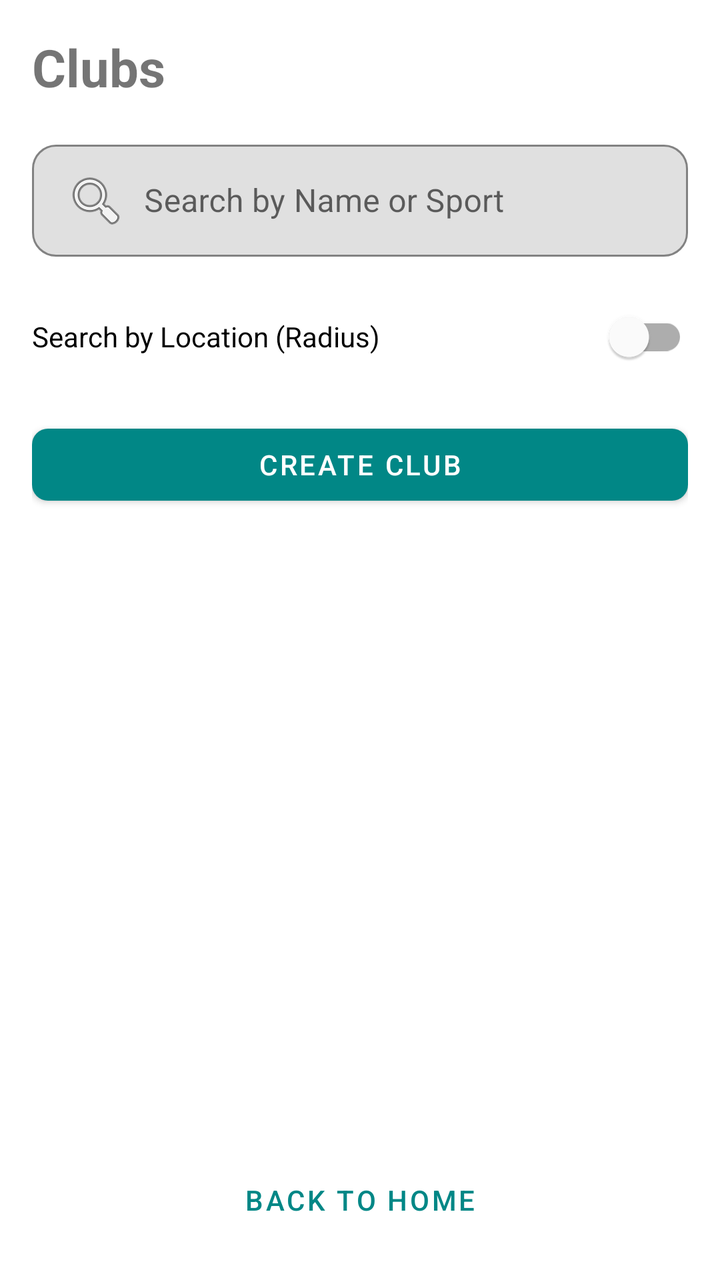
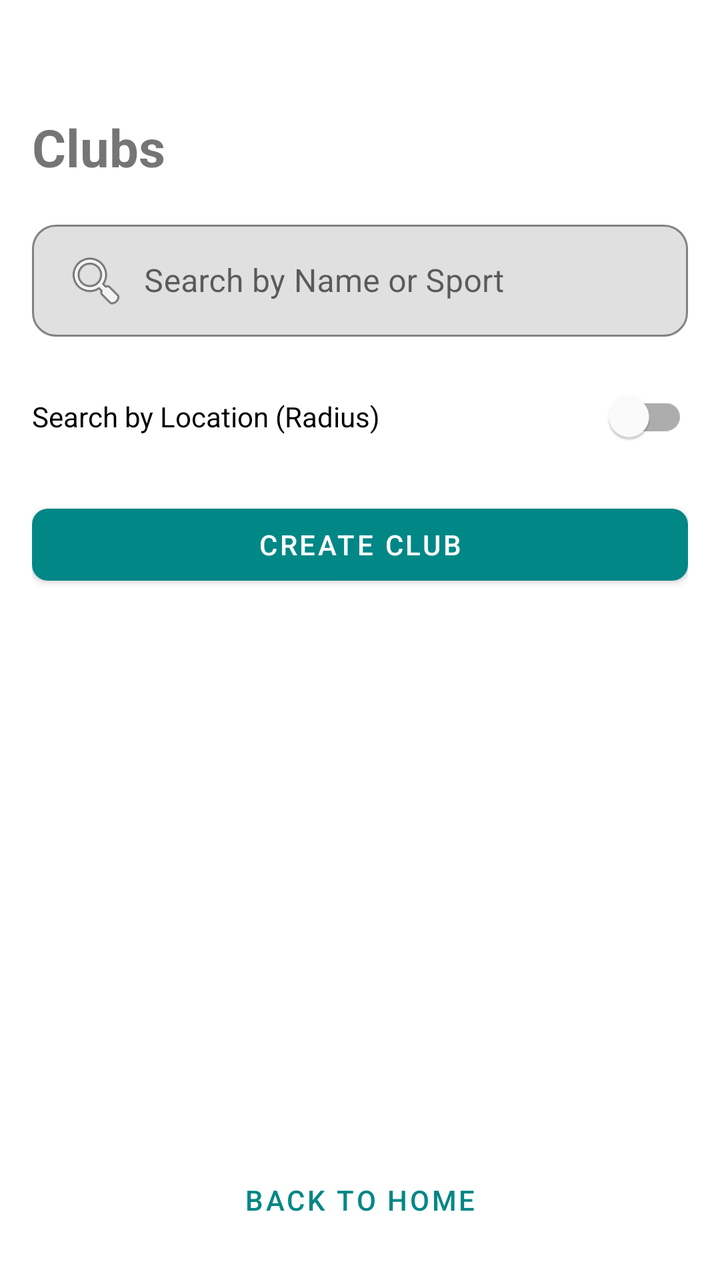

An Android layout rendered at two revisions. The XML below is the earlier revision; the diff shows what the commit changed to produce the second picture.
<!-- AndroidManifest.xml: application theme Theme.NetWork -->
<!-- res/layout/activity_club_list.xml -->
<?xml version="1.0" encoding="utf-8"?>
<LinearLayout
    xmlns:android="http://schemas.android.com/apk/res/android"
    xmlns:app="http://schemas.android.com/apk/res-auto"
    android:orientation="vertical"
    android:padding="16dp"
    android:layout_width="match_parent"
    android:layout_height="match_parent">

    <TextView
        android:text="Clubs"
        android:textSize="26sp"
        android:textStyle="bold"
        android:layout_width="wrap_content"
        android:layout_height="wrap_content"
        android:layout_marginBottom="16dp"/>

    <com.google.android.material.textfield.TextInputLayout
        android:layout_width="match_parent"
        android:layout_height="wrap_content"
        app:boxCornerRadiusTopStart="12dp"
        app:boxCornerRadiusTopEnd="12dp"
        app:boxCornerRadiusBottomStart="12dp"
        app:boxCornerRadiusBottomEnd="12dp"
        app:boxBackgroundMode="outline"
        android:layout_marginBottom="16dp">

        <com.google.android.material.textfield.TextInputEditText
            android:id="@+id/searchClubField"
            android:layout_width="match_parent"
            android:layout_height="wrap_content"
            android:hint="Search by Name or Sport"
            android:inputType="text"
            android:drawableStart="@android:drawable/ic_menu_search"
            android:drawablePadding="8dp"
            android:paddingStart="16dp"
            android:paddingEnd="16dp"
            android:paddingTop="12dp"
            android:paddingBottom="12dp"/>
    </com.google.android.material.textfield.TextInputLayout>

    <LinearLayout
        android:id="@+id/locationSearchContainer"
        android:layout_width="match_parent"
        android:layout_height="wrap_content"
        android:orientation="vertical"
        android:paddingTop="8dp"
        android:paddingBottom="8dp"
        android:background="@drawable/card_bg"
        android:elevation="2dp"
        android:layout_marginBottom="16dp"
        android:visibility="gone"> 

        <TextView
            android:layout_width="wrap_content"
            android:layout_height="wrap_content"
            android:text="Location Search Settings"
            android:textStyle="bold"
            android:textColor="#212121"
            android:layout_marginStart="16dp"
            android:layout_marginBottom="8dp"/>

        
        <com.google.android.material.textfield.TextInputLayout
            android:layout_width="match_parent"
            android:layout_height="wrap_content"
            android:layout_marginStart="16dp"
            android:layout_marginEnd="16dp"
            app:suffixText="km"
            app:boxBackgroundMode="filled"
            app:boxCornerRadiusTopStart="8dp"
            app:boxCornerRadiusTopEnd="8dp">

            <com.google.android.material.textfield.TextInputEditText
                android:id="@+id/radiusField"
                android:layout_width="match_parent"
                android:layout_height="wrap_content"
                android:hint="Search Radius"
                android:inputType="numberDecimal"
                android:text="10" />
        </com.google.android.material.textfield.TextInputLayout>

        
        <TextView
            android:id="@+id/locationStatusText"
            android:layout_width="wrap_content"
            android:layout_height="wrap_content"
            android:text="Location: Unknown"
            android:textColor="#757575"
            android:textSize="12sp"
            android:layout_marginStart="16dp"
            android:layout_marginTop="8dp"/>

    </LinearLayout>

    <com.google.android.material.switchmaterial.SwitchMaterial
        android:id="@+id/locationSearchToggle"
        android:layout_width="match_parent"
        android:layout_height="wrap_content"
        android:text="Search by Location (Radius)"
        android:checked="false"
        android:layout_marginBottom="16dp"/>

    <com.google.android.material.button.MaterialButton
        android:id="@+id/createClubBtn"
        android:text="CREATE CLUB"
        android:layout_width="match_parent"
        android:layout_height="wrap_content"
        app:cornerRadius="8dp"
        android:layout_marginBottom="12dp"/>

    <androidx.recyclerview.widget.RecyclerView
        android:id="@+id/clubRecycler"
        android:layout_width="match_parent"
        android:layout_height="0dp"
        android:layout_weight="1"/>

    <com.google.android.material.button.MaterialButton
        android:id="@+id/backBtn"
        android:text="BACK TO HOME"
        android:layout_width="match_parent"
        android:layout_height="wrap_content"
        app:cornerRadius="8dp"
        style="@style/Widget.MaterialComponents.Button.TextButton"
        android:layout_marginTop="12dp"/>

</LinearLayout>
<!-- resources referenced by this layout -->
<resources>
  <!-- drawable card_bg (drawable) -->
  <shape xmlns:android="http://schemas.android.com/apk/res/android">
      <solid android:color="#FFFFFF"/>
      <corners android:radius="16dp"/>
      <padding android:left="16dp" android:top="16dp" android:right="16dp" android:bottom="16dp"/>
  </shape>
  <style name="Theme.NetWork" parent="Theme.MaterialComponents.Light.NoActionBar">
          
          <item name="colorPrimary">@color/teal_700</item>
          <item name="colorPrimaryVariant">@color/teal_200</item>
          <item name="colorOnPrimary">@color/white</item>
          <item name="colorSecondary">@color/teal_700</item>
      </style>
  <color name="teal_700">#FF018786</color>
  <color name="teal_200">#FF03DAC5</color>
  <color name="white">#FFFFFFFF</color>
</resources>

<!-- the commit's change to res/layout/activity_club_list.xml (unified diff, before → after) -->
@@ -13,7 +13,8 @@
         android:textStyle="bold"
         android:layout_width="wrap_content"
         android:layout_height="wrap_content"
-        android:layout_marginBottom="16dp"/>
+        android:layout_marginBottom="16dp"
+        android:layout_marginTop="40dp"/>
 
     <com.google.android.material.textfield.TextInputLayout
         android:layout_width="match_parent"
